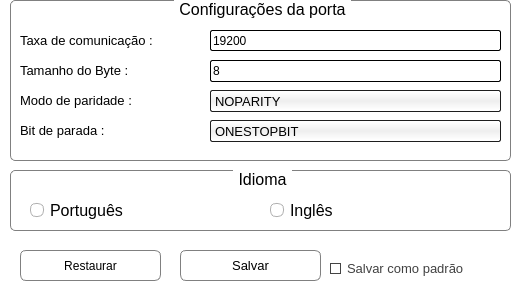
Qt form jnlconfiguracao.ui (Nintersoft/Ninterserial) before a commit.
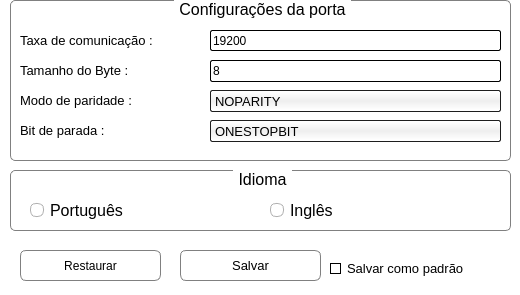
The same form after that commit. Icons and pictures are not drawn.

```diff
--- a/jnlconfiguracao.ui
+++ b/jnlconfiguracao.ui
@@ -913,7 +913,7 @@
    </widget>
    <widget class="QCheckBox" name="cmSalvarPadrao">
     <property name="enabled">
-     <bool>false</bool>
+     <bool>true</bool>
     </property>
     <property name="geometry">
      <rect>
```
